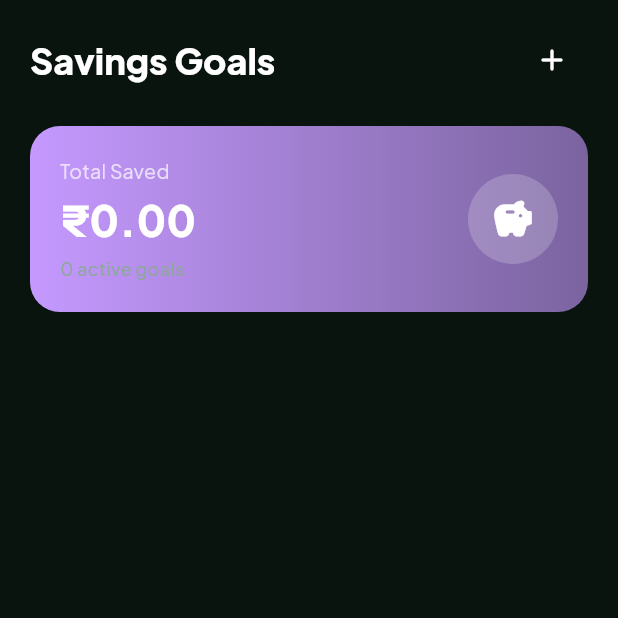
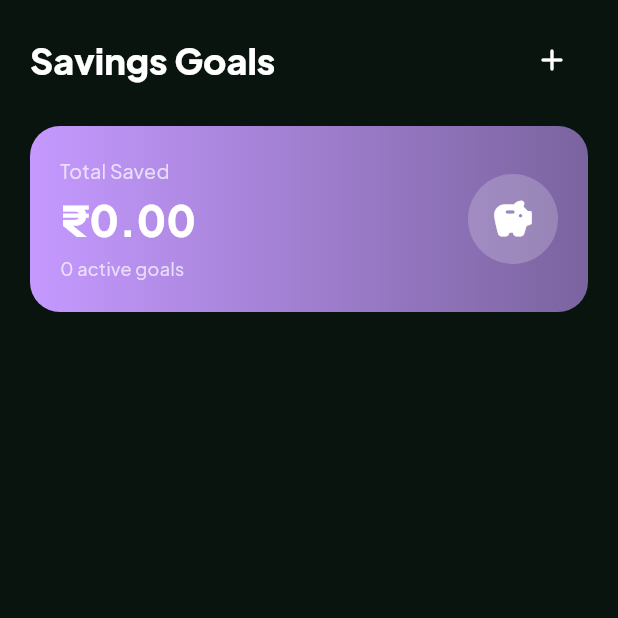
Before and after one commit to madashivakarthikgoud/BeConscious, a Flutter app: the SavingsScreen screen opened by its route, on a phone screen of 412 x 824 dp, the top half of it. Run offline on Flutter 3.47's test engine with Material 3 defaults, Android fonts, the phone set to English and light mode, and no system bars; our stand-ins replace file_picker, fl_chart, flutter_riverpod, flutter_slidable, go_router, google_fonts and 3 more; accounts and stored records are empty.

Commit message:
fix: remove pubspec.lock from gitignore, fix contrast/visibility bugs (loan tabs, savings badge, loan detail), fix empty personName crash guard

```diff
--- a/lib/presentation/screens/loans/loan_detail_screen.dart
+++ b/lib/presentation/screens/loans/loan_detail_screen.dart
@@ -67,7 +67,9 @@ class LoanDetailScreen extends ConsumerWidget {
                       radius: 24,
                       backgroundColor: Colors.white.withOpacity(0.2),
                       child: Text(
-                        loan.personName[0].toUpperCase(),
+                        loan.personName.isNotEmpty
+                            ? loan.personName[0].toUpperCase()
+                            : '?',
                         style: const TextStyle(
                             color: Colors.white,
                             fontSize: 20,
@@ -113,7 +115,7 @@ class LoanDetailScreen extends ConsumerWidget {
                 const SizedBox(height: 6),
                 Text(
                   '$days days since ${AppConstants.formatDate(loan.startDate)}',
-                  style: TextStyle(color: AppTheme.textSecondary, fontSize: 12),
+                  style: TextStyle(color: Colors.white70, fontSize: 12),
                 ),
               ],
             ),
--- a/lib/presentation/screens/loans/loans_screen.dart
+++ b/lib/presentation/screens/loans/loans_screen.dart
@@ -102,7 +102,7 @@ class _LoansScreenState extends ConsumerState<LoansScreen>
                 borderRadius: BorderRadius.circular(16),
               ),
               indicatorSize: TabBarIndicatorSize.tab,
-              labelColor: Colors.white,
+              labelColor: AppTheme.backgroundDark,
               unselectedLabelColor: AppTheme.textSecondary,
               dividerColor: Colors.transparent,
               tabs: [
@@ -219,7 +219,9 @@ class _LoanList extends StatelessWidget {
                           radius: 22,
                           backgroundColor: color.withOpacity(0.15),
                           child: Text(
-                            loan.personName[0].toUpperCase(),
+                            loan.personName.isNotEmpty
+                                ? loan.personName[0].toUpperCase()
+                                : '?',
                             style: TextStyle(
                                 color: color,
                                 fontWeight: FontWeight.w800,
--- a/lib/presentation/screens/savings/savings_screen.dart
+++ b/lib/presentation/screens/savings/savings_screen.dart
@@ -78,7 +78,7 @@ class SavingsScreen extends ConsumerWidget {
                           Text(
                             '${goals.length} active goals',
                             style: const TextStyle(
-                                color: AppTheme.textSecondary, fontSize: 12),
+                                color: Colors.white70, fontSize: 12),
                           ),
                         ],
                       ),
```
Also changed, not shown: 1 other file.
